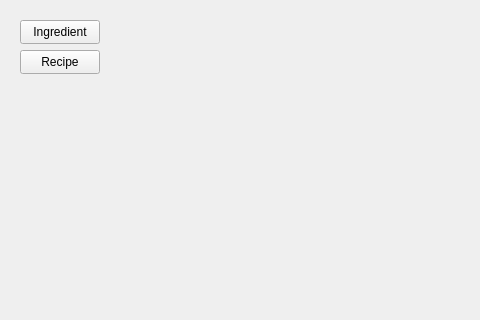
Old version of the form mainwindow.ui in the repository khooinguyeen/FoodManagementSystem; both pictures show x 0 to 480 and y 0 to 320 of the 800 by 600 pixel window.
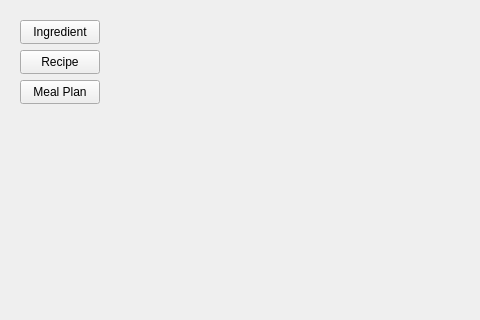
New version of the form.

Commit message: feat: mealPlan feature (unfinished)

Diff of the .ui file:
```diff
--- a/mainwindow.ui
+++ b/mainwindow.ui
@@ -40,6 +40,19 @@
      <string>Recipe</string>
     </property>
    </widget>
+   <widget class="QPushButton" name="pushButton">
+    <property name="geometry">
+     <rect>
+      <x>20</x>
+      <y>80</y>
+      <width>80</width>
+      <height>24</height>
+     </rect>
+    </property>
+    <property name="text">
+     <string>Meal Plan</string>
+    </property>
+   </widget>
   </widget>
  </widget>
  <resources/>
```
The commit also changes 7 other files.
